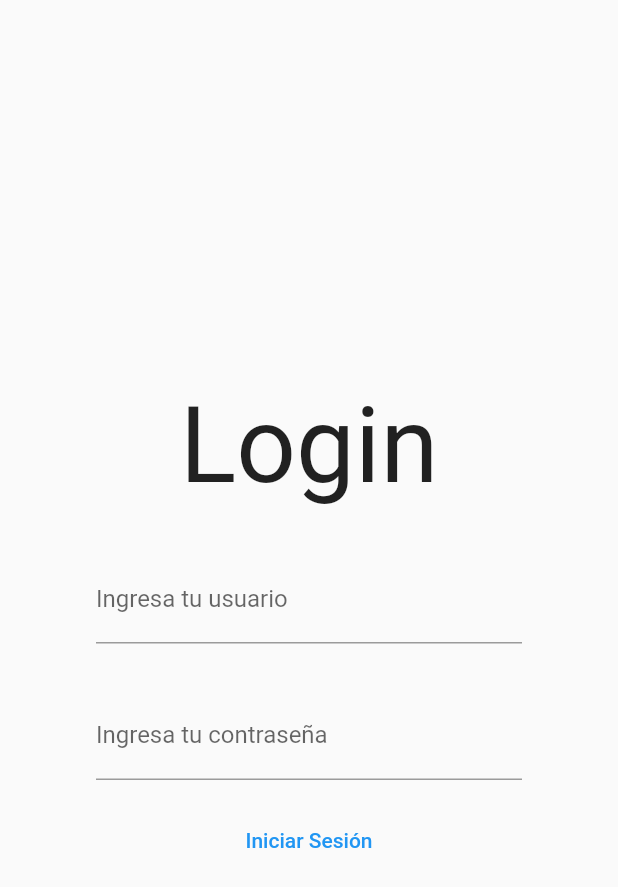
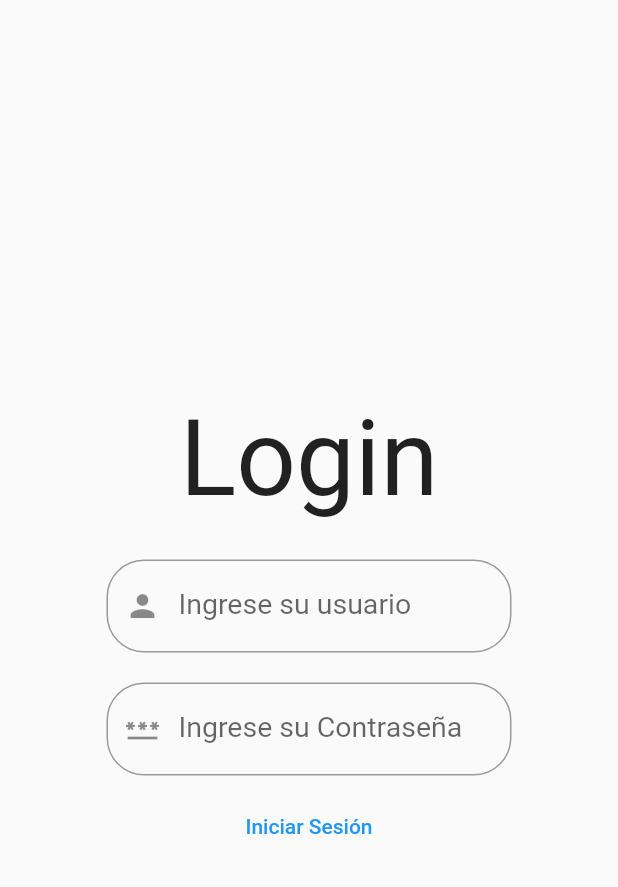
Before and after one commit to BZAMORA1998/ventasAPK, a Flutter app: the screen it shows after launch, on a phone screen of 412 x 824 dp. Shown: the top 887 px of the screen. Run offline on Flutter 3.47's test engine with Material 2 defaults, Android fonts, the phone set to English and light mode, and no system bars; statements that could not run were skipped.

Commit message:
Login version 2

```diff
--- a/lib/login.dart
+++ b/lib/login.dart
@@ -47,20 +47,36 @@ class MyCustomFormState extends State<MyCustomForm> {
             style: TextStyle(fontSize: 70))
         ),
         Padding(
-          padding: EdgeInsets.symmetric(horizontal: 8, vertical: 16),
+          padding: EdgeInsets.symmetric(horizontal: 15, vertical: 10),
           child: TextFormField(
+            keyboardType:TextInputType.text,
+            style: TextStyle(fontSize: 19),
             decoration: InputDecoration(
-              border: UnderlineInputBorder(),
-              labelText: 'Ingresa tu usuario',
+              labelText: "Ingrese su usuario",
+              prefixIcon: Icon(Icons.person),
+              border:OutlineInputBorder(
+                borderRadius: BorderRadius.circular(25.0),
+                borderSide: BorderSide(
+                )
+              )
+
             ),
           ),
         ),
         Padding(
-          padding: EdgeInsets.symmetric(horizontal: 8, vertical: 16),
+          padding: EdgeInsets.symmetric(horizontal: 15, vertical: 10),
           child: TextFormField(
+            keyboardType:TextInputType.pa,
+            style: TextStyle(fontSize: 19),
             decoration: InputDecoration(
-              border: UnderlineInputBorder(),
-              labelText: 'Ingresa tu contraseña',
+                labelText: "Ingrese su Contraseña",
+                prefixIcon: Icon(Icons.password),
+                border:OutlineInputBorder(
+                    borderRadius: BorderRadius.circular(25.0),
+                    borderSide: BorderSide(
+                    )
+                )
+
             ),
           ),
         ),
```
